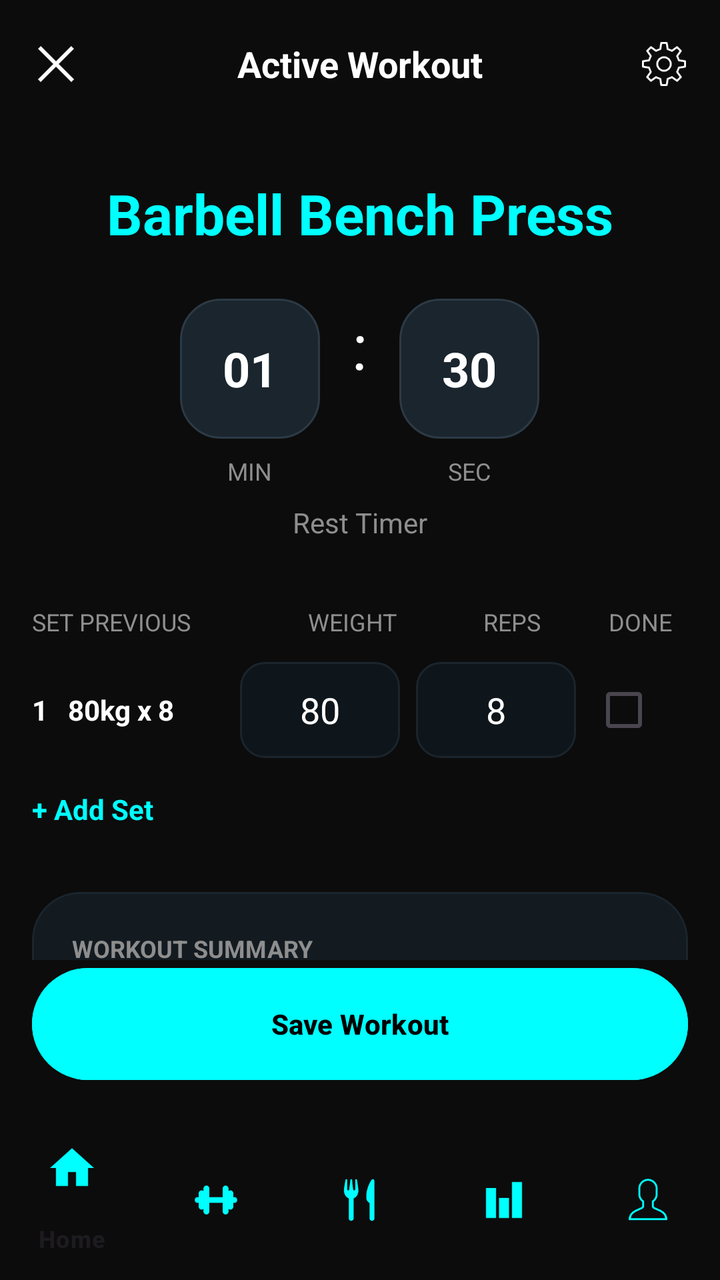
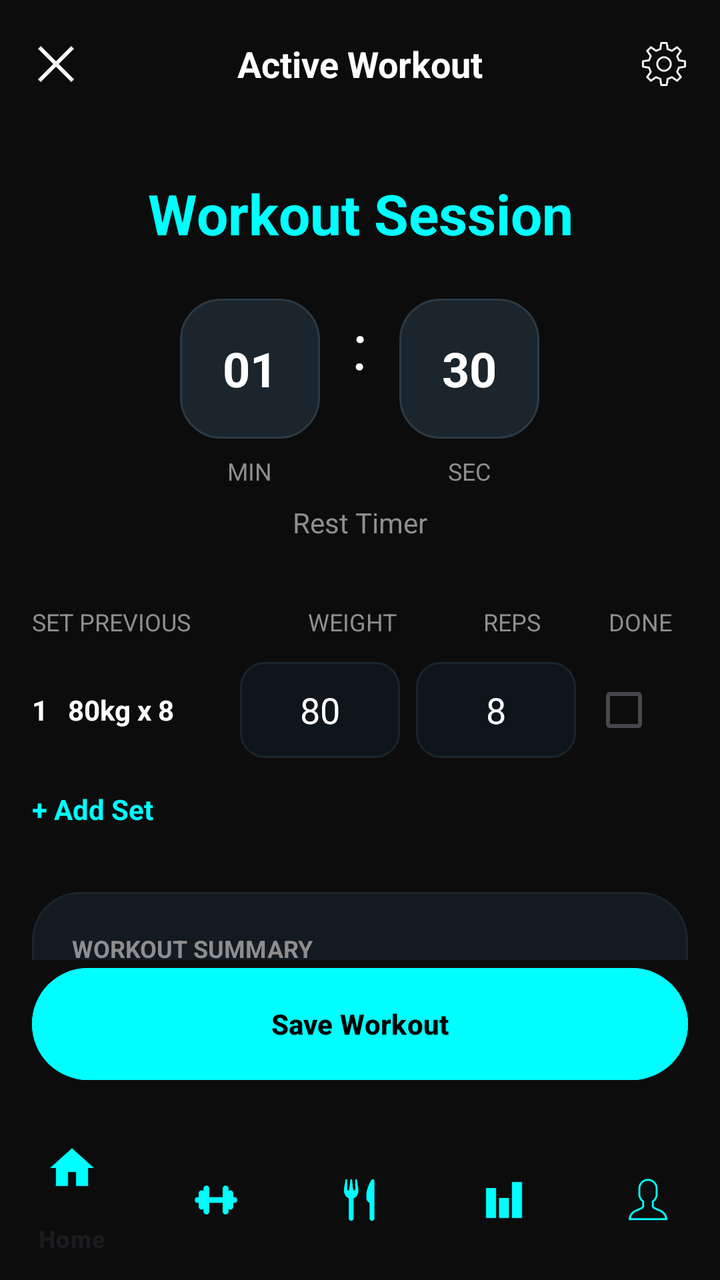

The first picture is an Android layout as it rendered before a commit; the second is the same layout after the commit. The layout source and the unified diff follow.
<!-- AndroidManifest.xml: application theme Theme.ProFitness -->
<!-- res/layout/activity_active_workout.xml -->
<androidx.constraintlayout.widget.ConstraintLayout xmlns:android="http://schemas.android.com/apk/res/android"
    xmlns:app="http://schemas.android.com/apk/res-auto"
    android:layout_width="match_parent"
    android:layout_height="match_parent"
    android:background="@color/bg_dark">

    <RelativeLayout
        android:id="@+id/header_active"
        android:layout_width="0dp"
        android:layout_height="64dp"
        android:paddingHorizontal="16dp"
        app:layout_constraintTop_toTopOf="parent"
        app:layout_constraintStart_toStartOf="parent"
        app:layout_constraintEnd_toEndOf="parent">

        <ImageView
            android:id="@+id/btn_close"
            android:layout_width="24dp"
            android:layout_height="24dp"
            android:layout_centerVertical="true"
            android:src="@drawable/ic_close"
            app:tint="@color/white" />

        <TextView
            android:layout_width="wrap_content"
            android:layout_height="wrap_content"
            android:layout_centerInParent="true"
            android:text="Active Workout"
            android:textColor="@color/white"
            android:textSize="18sp"
            android:textStyle="bold" />

        <ImageView
            android:id="@+id/btn_library"
            android:layout_width="24dp"
            android:layout_height="24dp"
            android:layout_alignParentEnd="true"
            android:layout_centerVertical="true"
            android:src="@drawable/ic_setting"
            app:tint="@color/white" />
    </RelativeLayout>

    <ScrollView
        android:layout_width="0dp"
        android:layout_height="0dp"
        android:fillViewport="true"
        android:scrollbars="none"
        app:layout_constraintTop_toBottomOf="@id/header_active"
        app:layout_constraintBottom_toTopOf="@id/btn_save_workout"
        app:layout_constraintStart_toStartOf="parent"
        app:layout_constraintEnd_toEndOf="parent">

        <LinearLayout
            android:layout_width="match_parent"
            android:layout_height="wrap_content"
            android:orientation="vertical"
            android:paddingHorizontal="16dp"
            android:paddingBottom="24dp">

            <TextView
                android:id="@+id/tv_exercise_title"
                android:layout_width="match_parent"
                android:layout_height="wrap_content"
                android:layout_marginTop="24dp"
                android:gravity="center"
                android:text="Barbell Bench Press"
                android:textColor="@color/neon_cyan"
                android:textSize="28sp"
                android:textStyle="bold" />

            <LinearLayout
                android:layout_width="match_parent"
                android:layout_height="wrap_content"
                android:layout_marginTop="24dp"
                android:gravity="center"
                android:orientation="horizontal">

                <LinearLayout android:gravity="center" android:orientation="vertical" android:layout_width="wrap_content" android:layout_height="wrap_content">
                    <TextView android:id="@+id/tv_timer_minutes" android:layout_width="70dp" android:layout_height="70dp" android:background="@drawable/circle_timer_bg" android:gravity="center" android:text="01" android:textColor="@color/white" android:textSize="24sp" android:textStyle="bold"/>
                    <TextView android:layout_width="wrap_content" android:layout_height="wrap_content" android:text="MIN" android:textColor="@color/text_gray" android:textSize="12sp" android:layout_marginTop="8dp"/>
                </LinearLayout>

                <TextView android:layout_width="wrap_content" android:layout_height="wrap_content" android:text=":" android:textColor="@color/white" android:textSize="32sp" android:layout_marginHorizontal="16dp" android:layout_marginBottom="24dp"/>

                <LinearLayout android:gravity="center" android:orientation="vertical" android:layout_width="wrap_content" android:layout_height="wrap_content">
                    <TextView android:id="@+id/tv_timer_seconds" android:layout_width="70dp" android:layout_height="70dp" android:background="@drawable/circle_timer_bg" android:gravity="center" android:text="30" android:textColor="@color/white" android:textSize="24sp" android:textStyle="bold"/>
                    <TextView android:layout_width="wrap_content" android:layout_height="wrap_content" android:text="SEC" android:textColor="@color/text_gray" android:textSize="12sp" android:layout_marginTop="8dp"/>
                </LinearLayout>
            </LinearLayout>

            <TextView android:layout_width="match_parent" android:layout_height="wrap_content" android:text="Rest Timer" android:gravity="center" android:textColor="@color/text_gray" android:layout_marginTop="8dp"/>

            <LinearLayout android:layout_width="match_parent" android:layout_height="wrap_content" android:layout_marginTop="32dp" android:orientation="horizontal">
                <TextView android:layout_width="0dp" android:layout_height="wrap_content" android:layout_weight="1" android:text="SET PREVIOUS" android:textColor="@color/text_gray" android:textSize="12sp"/>
                <TextView android:layout_width="80dp" android:layout_height="wrap_content" android:text="WEIGHT" android:gravity="center" android:textColor="@color/text_gray" android:textSize="12sp"/>
                <TextView android:layout_width="80dp" android:layout_height="wrap_content" android:text="REPS" android:gravity="center" android:textColor="@color/text_gray" android:textSize="12sp"/>
                <TextView android:layout_width="48dp" android:layout_height="wrap_content" android:text="DONE" android:gravity="center" android:textColor="@color/text_gray" android:textSize="12sp"/>
            </LinearLayout>

            <LinearLayout android:layout_width="match_parent" android:layout_height="wrap_content" android:layout_marginTop="12dp" android:gravity="center_vertical" android:orientation="horizontal">
                <TextView android:id="@+id/tv_set_summary" android:layout_width="0dp" android:layout_height="wrap_content" android:layout_weight="1" android:text="1   80kg x 8" android:textColor="@color/white" android:textStyle="bold"/>
                <EditText android:id="@+id/et_set_weight" android:layout_width="80dp" android:layout_height="48dp" android:background="@drawable/input_bg_dark" android:gravity="center" android:text="80" android:textColor="@color/white" android:inputType="number"/>
                <EditText android:id="@+id/et_set_reps" android:layout_width="80dp" android:layout_height="48dp" android:layout_marginHorizontal="8dp" android:background="@drawable/input_bg_dark" android:gravity="center" android:text="8" android:textColor="@color/white" android:inputType="number"/>
                <CheckBox android:id="@+id/cb_set_done" android:layout_width="48dp" android:layout_height="48dp" android:buttonTint="@color/text_gray"/>
            </LinearLayout>

            <TextView android:id="@+id/btn_add_set" android:layout_width="wrap_content" android:layout_height="wrap_content" android:layout_marginTop="16dp" android:text="+ Add Set" android:textColor="@color/neon_cyan" android:textStyle="bold"/>

            <com.google.android.material.card.MaterialCardView
                android:layout_width="match_parent"
                android:layout_height="wrap_content"
                android:layout_marginTop="32dp"
                app:cardBackgroundColor="#131B21"
                app:cardCornerRadius="24dp"
                app:strokeColor="#1A252D"
                app:strokeWidth="1dp">
                <LinearLayout android:padding="20dp" android:orientation="vertical" android:layout_width="match_parent" android:layout_height="wrap_content">
                    <TextView android:layout_width="wrap_content" android:layout_height="wrap_content" android:text="WORKOUT SUMMARY" android:textColor="@color/text_gray" android:textStyle="bold" android:textSize="12sp"/>
                    <LinearLayout android:layout_width="match_parent" android:layout_height="wrap_content" android:layout_marginTop="16dp" android:orientation="horizontal">
                        <LinearLayout android:layout_width="0dp" android:layout_height="wrap_content" android:layout_weight="1" android:orientation="vertical">
                            <TextView android:layout_width="wrap_content" android:layout_height="wrap_content" android:text="Total Volume" android:textColor="@color/text_gray" android:textSize="12sp"/>
                            <TextView android:id="@+id/tv_total_volume" android:layout_width="wrap_content" android:layout_height="wrap_content" android:text="4,200 kg" android:textColor="@color/white" android:textSize="20sp" android:textStyle="bold"/>
                        </LinearLayout>
                        <LinearLayout android:layout_width="0dp" android:layout_height="wrap_content" android:layout_weight="1" android:orientation="vertical">
                            <TextView android:layout_width="wrap_content" android:layout_height="wrap_content" android:text="Duration" android:textColor="@color/text_gray" android:textSize="12sp"/>
                            <TextView android:id="@+id/tv_duration_value" android:layout_width="wrap_content" android:layout_height="wrap_content" android:text="35:12" android:textColor="@color/white" android:textSize="20sp" android:textStyle="bold"/>
                        </LinearLayout>
                    </LinearLayout>
                    <TextView android:layout_width="wrap_content" android:layout_height="wrap_content" android:layout_marginTop="16dp" android:text="Notes" android:textColor="@color/text_gray" android:textSize="12sp"/>
                    <EditText android:id="@+id/et_workout_notes" android:layout_width="match_parent" android:layout_height="100dp" android:layout_marginTop="8dp" android:background="@drawable/input_bg_dark" android:gravity="top" android:hint="How did it feel today?" android:padding="12dp" android:textColor="@color/white" android:textColorHint="@color/text_gray" android:textSize="14sp"/>
                </LinearLayout>
            </com.google.android.material.card.MaterialCardView>
        </LinearLayout>
    </ScrollView>

    <com.google.android.material.button.MaterialButton
        android:id="@+id/btn_save_workout"
        android:layout_width="0dp"
        android:layout_height="64dp"
        android:layout_margin="16dp"
        android:text="Save Workout"
        android:textColor="@android:color/black"
        android:textStyle="bold"
        app:cornerRadius="32dp"
        android:backgroundTint="@color/neon_cyan"
        app:layout_constraintBottom_toTopOf="@id/bottom_navigation"
        app:layout_constraintStart_toStartOf="parent"
        app:layout_constraintEnd_toEndOf="parent" />

    <com.google.android.material.bottomnavigation.BottomNavigationView
        android:id="@+id/bottom_navigation"
        android:layout_width="0dp"
        android:layout_height="wrap_content"
        android:background="@color/bg_dark"
        app:itemIconTint="@color/neon_cyan"
        app:menu="@menu/bottom_nav_menu"
        app:layout_constraintBottom_toBottomOf="parent"
        app:layout_constraintStart_toStartOf="parent"
        app:layout_constraintEnd_toEndOf="parent" />

</androidx.constraintlayout.widget.ConstraintLayout>
<!-- resources referenced by this layout -->
<resources>
  <color name="bg_dark">#0C0C0C</color>
  <color name="neon_cyan">#00FFFF</color>
  <color name="text_gray">#8E8E8E</color>
  <color name="white">#FFFFFF</color>
  <!-- drawable circle_timer_bg (drawable) -->
  <shape xmlns:android="http://schemas.android.com/apk/res/android">
      <solid android:color="#1A252D" />
      <corners android:radius="20dp" />
      <stroke android:width="1dp" android:color="#2C3A45" />
  </shape>
  <!-- drawable ic_close: png bitmap (drawable, 713 bytes) -->
  <!-- drawable ic_setting: png bitmap (drawable, 3034 bytes) -->
  <!-- drawable input_bg_dark (drawable) -->
  <shape xmlns:android="http://schemas.android.com/apk/res/android">
      <solid android:color="#0F161B" />
      <corners android:radius="12dp" />
      <stroke android:width="1dp" android:color="#1A252D" />
  </shape>
  <style name="Theme.ProFitness" parent="android:Theme.Material.Light.NoActionBar" />
</resources>

<!-- the commit's change to res/layout/activity_active_workout.xml (unified diff, before → after) -->
@@ -63,7 +63,7 @@
                 android:layout_height="wrap_content"
                 android:layout_marginTop="24dp"
                 android:gravity="center"
-                android:text="Barbell Bench Press"
+                android:text="Workout Session"
                 android:textColor="@color/neon_cyan"
                 android:textSize="28sp"
                 android:textStyle="bold" />
